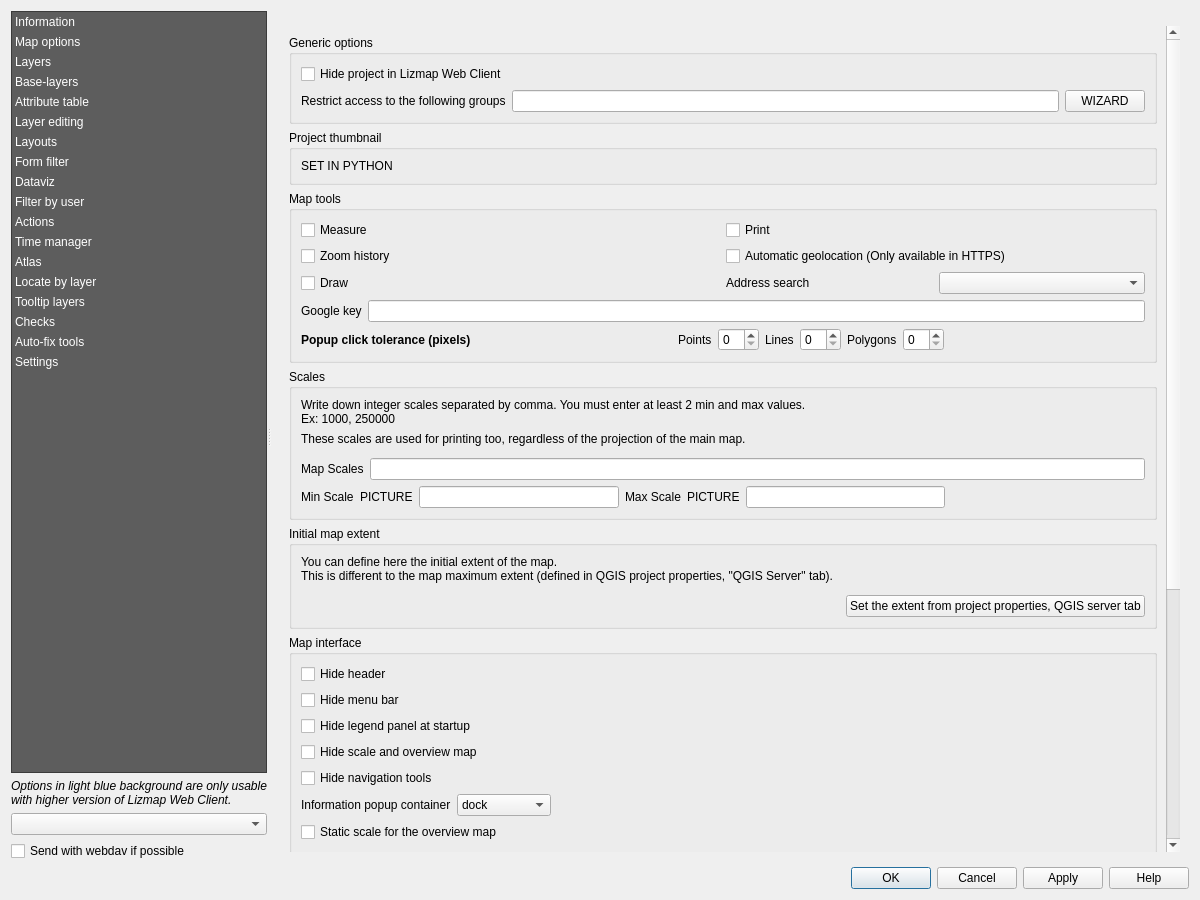
First picture: the form in lizmap/resources/ui/ui_lizmap.ui, repository 3liz/lizmap-plugin, before the edit.
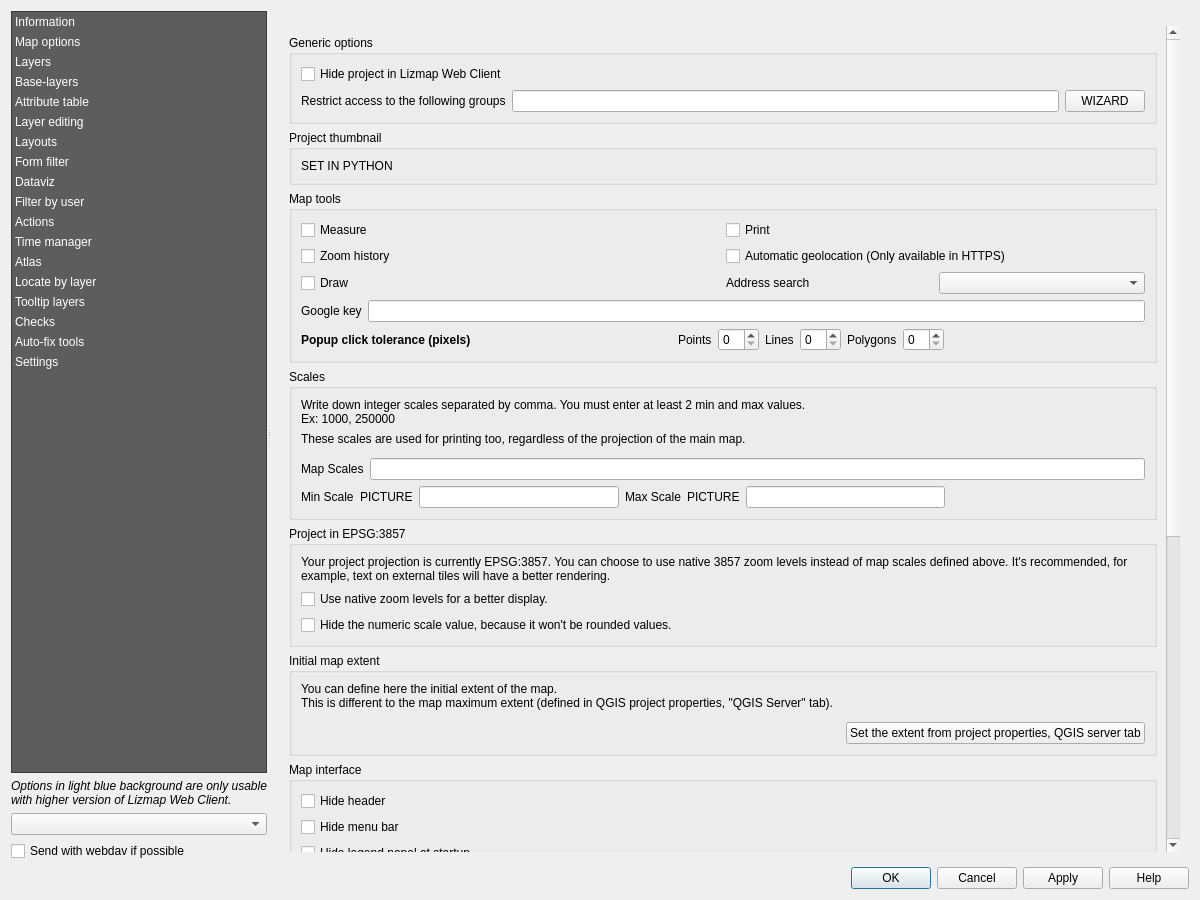
Second picture: the form after the edit. Custom widgets are drawn as their Qt base class.

Commit message: New checkboxes for LWC 3.7 and EPSG:3857

The edit to the form file:
```diff
--- a/lizmap/resources/ui/ui_lizmap.ui
+++ b/lizmap/resources/ui/ui_lizmap.ui
@@ -1074,6 +1074,39 @@
                  </layout>
                 </widget>
                </item>
+               <item>
+                <widget class="QGroupBox" name="gb_3857_project">
+                 <property name="title">
+                  <string>Project in EPSG:3857</string>
+                 </property>
+                 <layout class="QVBoxLayout" name="verticalLayout_67">
+                  <item>
+                   <widget class="QLabel" name="label_84">
+                    <property name="text">
+                     <string>Your project projection is currently EPSG:3857. You can choose to use native 3857 zoom levels instead of map scales defined above. It's recommended, for example, text on external tiles will have a better rendering.</string>
+                    </property>
+                    <property name="wordWrap">
+                     <bool>true</bool>
+                    </property>
+                   </widget>
+                  </item>
+                  <item>
+                   <widget class="QCheckBox" name="use_native_zoom">
+                    <property name="text">
+                     <string>Use native zoom levels for a better display.</string>
+                    </property>
+                   </widget>
+                  </item>
+                  <item>
+                   <widget class="QCheckBox" name="hide_numeric_scale_value">
+                    <property name="text">
+                     <string>Hide the numeric scale value, because it won't be rounded values.</string>
+                    </property>
+                   </widget>
+                  </item>
+                 </layout>
+                </widget>
+               </item>
                <item>
                 <widget class="QGroupBox" name="gb_extent">
                  <property name="title">
```
The commit also changes 3 other files.
